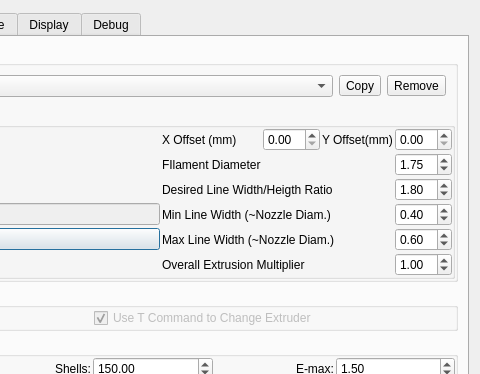
The window that RepsnapperQt/preferences_dlg.ui (timschmidt/repsnapper) describes before a commit, drawn with Qt 5; both pictures show x 295 to 775 and y 0 to 374 of the 775 by 930 pixel window.
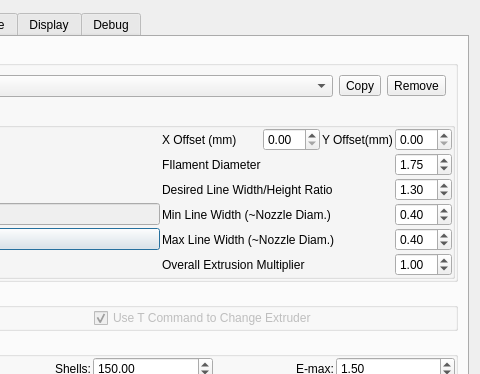
The same window after the commit. Icons and pictures are not drawn. Custom widgets are drawn as their Qt base class.

What changed in the file:
```diff
--- a/RepsnapperQt/preferences_dlg.ui
+++ b/RepsnapperQt/preferences_dlg.ui
@@ -582,7 +582,7 @@
                    <double>0.100000000000000</double>
                   </property>
                   <property name="value">
-                   <double>1.800000000000000</double>
+                   <double>1.300000000000000</double>
                   </property>
                  </widget>
                 </item>
@@ -627,7 +627,7 @@
                 <item row="5" column="2" colspan="3">
                  <widget class="QLabel" name="label_64">
                   <property name="text">
-                   <string>Desired Line Width/Heigth Ratio</string>
+                   <string>Desired Line Width/Height Ratio</string>
                   </property>
                  </widget>
                 </item>
@@ -660,7 +660,7 @@
                    <double>0.010000000000000</double>
                   </property>
                   <property name="value">
-                   <double>0.600000000000000</double>
+                   <double>0.400000000000000</double>
                   </property>
                  </widget>
                 </item>
```
